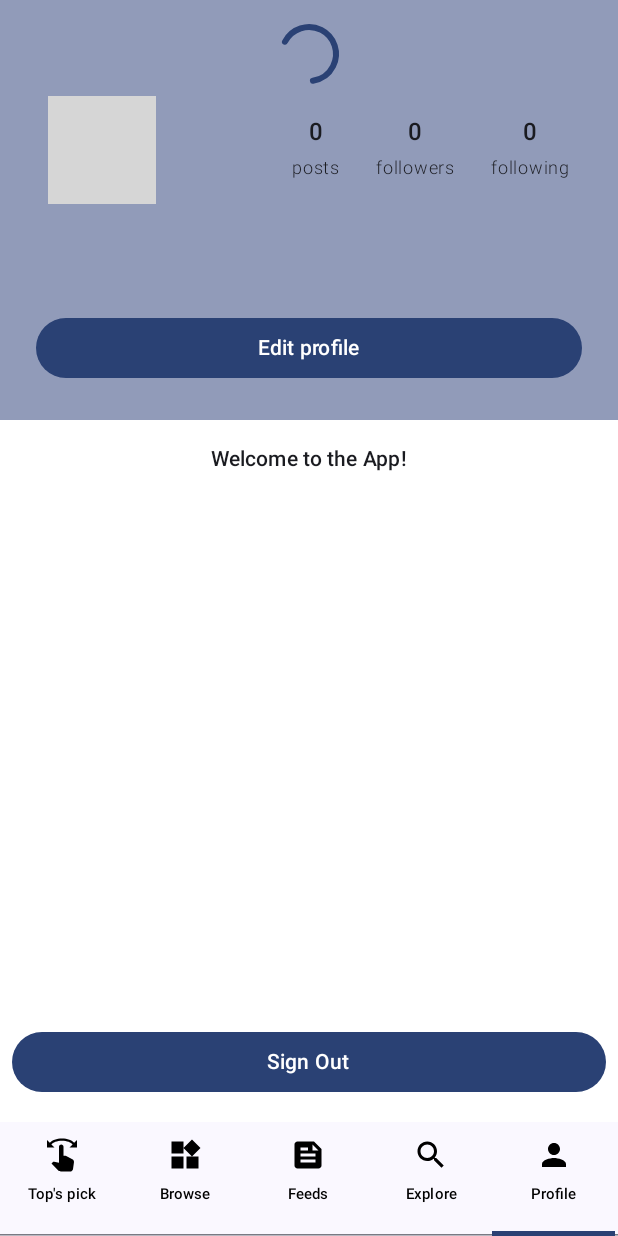
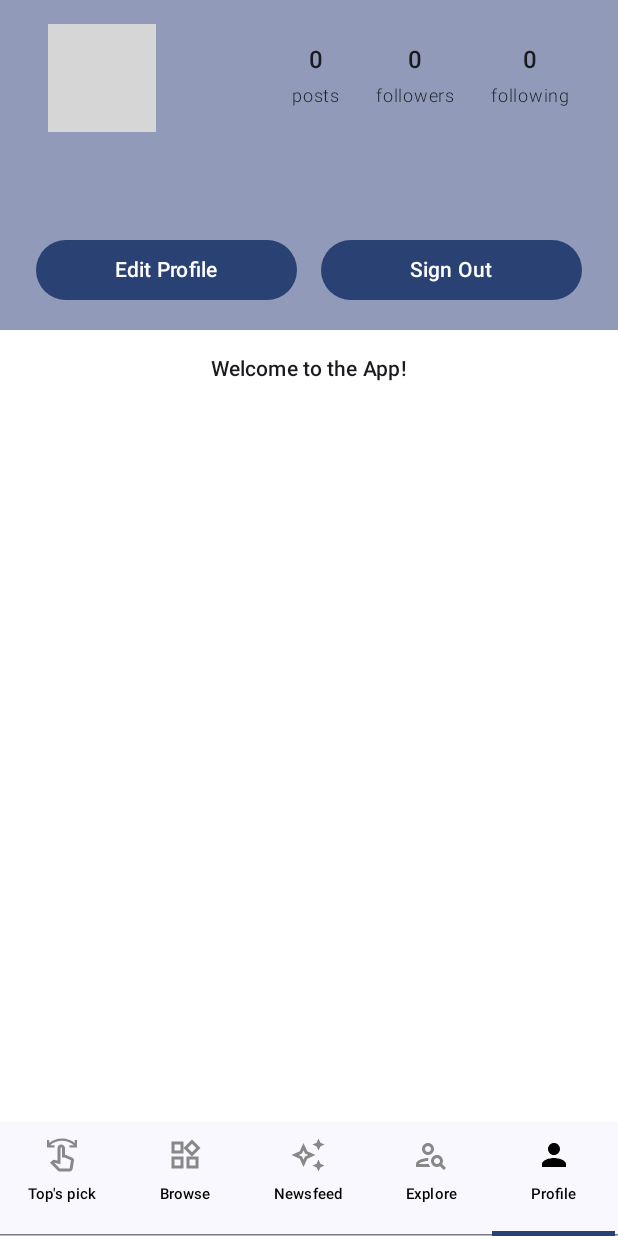
Before and after one commit to tdotbui/BeatBuddy, an Android app built with Jetpack Compose: the HomeScreen screen opened through its navigation route, item 5 of the bottom bar chosen, on a phone screen of 412 x 824 dp. Run offline under Robolectric (Android 15) with nearby library versions, the phone set to English and light mode, and no system bars; our stand-ins replace Dagger/Hilt's generated code, Firebase (no records; nobody signed in at launch, a user with empty details on screens opened directly), Room's generated code; pictures from the network do not load; grey boxes are pictures that could not be loaded.

Commit message:
Clean up the UI

```diff
--- a/app/src/main/java/edu/temple/beatbuddy/app/screen/HomeScreen.kt
+++ b/app/src/main/java/edu/temple/beatbuddy/app/screen/HomeScreen.kt
@@ -5,39 +5,37 @@ import androidx.compose.foundation.background
 import androidx.compose.foundation.layout.Arrangement
 import androidx.compose.foundation.layout.Box
 import androidx.compose.foundation.layout.Column
-import androidx.compose.foundation.layout.fillMaxHeight
 import androidx.compose.foundation.layout.fillMaxSize
-import androidx.compose.foundation.layout.height
-import androidx.compose.foundation.layout.offset
 import androidx.compose.foundation.layout.padding
 import androidx.compose.foundation.layout.size
 import androidx.compose.material.icons.Icons
+import androidx.compose.material.icons.automirrored.outlined.DirectionsWalk
+import androidx.compose.material.icons.filled.AutoAwesome
 import androidx.compose.material.icons.filled.Feed
 import androidx.compose.material.icons.filled.Person
+import androidx.compose.material.icons.filled.PersonSearch
 import androidx.compose.material.icons.filled.Search
 import androidx.compose.material.icons.filled.Swipe
 import androidx.compose.material.icons.filled.Widgets
-import androidx.compose.material3.BottomSheetScaffold
-import androidx.compose.material3.ExperimentalMaterial3Api
+import androidx.compose.material.icons.outlined.AutoAwesome
+import androidx.compose.material.icons.outlined.Person
+import androidx.compose.material.icons.outlined.PersonSearch
+import androidx.compose.material.icons.outlined.Swipe
+import androidx.compose.material.icons.outlined.Widgets
 import androidx.compose.material3.Icon
 import androidx.compose.material3.Scaffold
-import androidx.compose.material3.SheetValue
 import androidx.compose.material3.Tab
 import androidx.compose.material3.TabRow
 import androidx.compose.material3.Text
-import androidx.compose.material3.rememberBottomSheetScaffoldState
-import androidx.compose.material3.rememberStandardBottomSheetState
 import androidx.compose.runtime.*
 import androidx.compose.ui.Alignment
 import androidx.compose.ui.Modifier
 import androidx.compose.ui.graphics.Color
 import androidx.compose.ui.graphics.vector.ImageVector
 import androidx.compose.ui.platform.LocalContext
-import androidx.compose.ui.tooling.preview.Preview
 import androidx.compose.ui.unit.dp
 import androidx.compose.ui.unit.sp
 import androidx.hilt.navigation.compose.hiltViewModel
-import androidx.media3.exoplayer.ExoPlayer
 import edu.temple.beatbuddy.music_browse.screen.MusicBrowseScreen
 import edu.temple.beatbuddy.discover.screen.ProfileListScreen
 import edu.temple.beatbuddy.discover.view_model.ProfileViewModel
@@ -50,7 +48,6 @@ import edu.temple.beatbuddy.music_swipe.view_model.SwipeSongViewModel
 import edu.temple.beatbuddy.user_profile.view_model.CurrentUserProfileViewModel
 import edu.temple.beatbuddy.user_profile.screen.CurrentUserProfileScreen
 import edu.temple.beatbuddy.utils.Helpers
-import kotlinx.coroutines.launch
 
 @SuppressLint("CoroutineCreationDuringComposition")
 @Composable
@@ -74,11 +71,26 @@ fun HomeScreen(
     val currentSongList by remember { mutableStateOf(songViewModel.currentSongList) }
 
     val tabs = listOf(
-        TabItem(Icons.Default.Swipe, "Top's pick"),
-        TabItem(Icons.Default.Widgets, "Browse"),
-        TabItem(Icons.Default.Feed, "Feeds"),
-        TabItem(Icons.Default.Search, "Explore"),
-        TabItem(Icons.Default.Person, "Profile"),
+        TabItem(
+            selectedIcon = Icons.Default.Swipe,
+            unselectedIcon = Icons.Outlined.Swipe,
+            title = "Top's pick"),
+        TabItem(
+            selectedIcon = Icons.Default.Widgets,
+            unselectedIcon = Icons.Outlined.Widgets,
+            title = "Browse"),
+        TabItem(
+            selectedIcon = Icons.Default.AutoAwesome,
+            unselectedIcon = Icons.Outlined.AutoAwesome,
+            title = "Newsfeed"),
+        TabItem(
+            selectedIcon = Icons.Default.PersonSearch,
+            unselectedIcon = Icons.Outlined.PersonSearch,
+            title = "Explore"),
+        TabItem(
+            selectedIcon = Icons.Default.Person,
+            unselectedIcon = Icons.Outlined.Person,
+            title = "Profile"),
     )
 
     Scaffold(
@@ -101,10 +113,11 @@ fun HomeScreen(
                                 verticalArrangement = Arrangement.Center,
                             ) {
                                 Icon(
-                                    imageVector = item.icon,
-                                    contentDescription = "Swipe icon",
-                                    modifier = Modifier.size(24.dp),
-                                    tint = Color.Black
+                                    imageVector = if (selectedTabIndex == index) item.selectedIcon else item.unselectedIcon,
+                                    contentDescription = item.title,
+                                    modifier = Modifier
+                                        .size(24.dp),
+                                    tint = if (selectedTabIndex == index) Color.Black else Color.Gray
                                 )
                                 Text(
                                     text = item.title,
@@ -170,12 +183,7 @@ fun HomeScreen(
 }
 
 data class TabItem(
-    val icon: ImageVector,
+    val selectedIcon: ImageVector,
+    val unselectedIcon: ImageVector,
     val title: String
 )
-
-//@Preview(showBackground = true)
-//@Composable
-//fun HomeScreenPV() {
-//    HomeScreen(goToSignInScreen =  {})
-//}
--- a/app/src/main/java/edu/temple/beatbuddy/discover/screen/component/UserProfileStatsHeader.kt
+++ b/app/src/main/java/edu/temple/beatbuddy/discover/screen/component/UserProfileStatsHeader.kt
@@ -3,6 +3,7 @@ package edu.temple.beatbuddy.discover.screen.component
 import androidx.compose.foundation.layout.Arrangement
 import androidx.compose.foundation.layout.Column
 import androidx.compose.foundation.layout.Row
+import androidx.compose.foundation.layout.padding
 import androidx.compose.foundation.layout.wrapContentSize
 import androidx.compose.material3.Text
 import androidx.compose.runtime.Composable
@@ -18,7 +19,8 @@ fun UserProfileStatsHeader(
     user: User
 ) {
     Row(
-        modifier = Modifier.wrapContentSize(),
+        modifier = Modifier
+            .wrapContentSize(),
         horizontalArrangement = Arrangement.spacedBy(24.dp)
     ) {
         Column(
--- a/app/src/main/java/edu/temple/beatbuddy/music_swipe/screen/SwipeSongCardScreen.kt
+++ b/app/src/main/java/edu/temple/beatbuddy/music_swipe/screen/SwipeSongCardScreen.kt
@@ -63,6 +63,11 @@ fun SwipeSongCardScreen(
 ) {
     val posts by swipeSongViewModel.songPostState.collectAsState()
 
+    Column(
+        modifier = Modifier.fillMaxSize(),
+        verticalArrangement = Arrangement.Center,
+        horizontalAlignment = Alignment.CenterHorizontally
+    ) {
         if (posts.posts.isNotEmpty()) {
             SwipeableCard(
                 onDismiss = {
@@ -86,6 +91,7 @@ fun SwipeSongCardScreen(
                 text = "No Recommendations Yet",
                 fontSize = 24.sp
             )
+        }
     }
 }
 
--- a/app/src/main/java/edu/temple/beatbuddy/user_profile/screen/CurrentUserProfileScreen.kt
+++ b/app/src/main/java/edu/temple/beatbuddy/user_profile/screen/CurrentUserProfileScreen.kt
@@ -10,14 +10,20 @@ import androidx.compose.foundation.layout.Row
 import androidx.compose.foundation.layout.fillMaxHeight
 import androidx.compose.foundation.layout.fillMaxSize
 import androidx.compose.foundation.layout.fillMaxWidth
+import androidx.compose.foundation.layout.offset
 import androidx.compose.foundation.layout.padding
 import androidx.compose.foundation.layout.size
 import androidx.compose.foundation.layout.wrapContentHeight
+import androidx.compose.foundation.layout.wrapContentSize
 import androidx.compose.foundation.shape.CircleShape
 import androidx.compose.foundation.shape.RoundedCornerShape
+import androidx.compose.material.icons.Icons
+import androidx.compose.material.icons.filled.MoreHoriz
+import androidx.compose.material.icons.filled.MoreVert
 import androidx.compose.material3.Button
 import androidx.compose.material3.ButtonDefaults
 import androidx.compose.material3.CircularProgressIndicator
+import androidx.compose.material3.Icon
 import androidx.compose.material3.MaterialTheme
 import androidx.compose.material3.Text
 import androidx.compose.runtime.Composable
@@ -64,15 +70,16 @@ fun CurrentUserProfileScreen(
             horizontalAlignment = Alignment.CenterHorizontally,
             verticalArrangement = Arrangement.spacedBy(8.dp)
         ) {
-            if (currentUserProfileViewModel.userState.value.isLoading) {
-                CircularProgressIndicator()
-            }
-
             if (!isEditing) {
                 UserProfileHeader(
                     user = currentUser,
                     edit = {
                         isEditing = true
+                    },
+                    signOut = {
+                        songViewModel.releasePlayer()
+                        currentUserProfileViewModel.signOut()
+                        onSignOut()
                     }
                 )
             } else {
@@ -86,7 +93,7 @@ fun CurrentUserProfileScreen(
 
         Column(
             modifier = Modifier
-                .fillMaxHeight()
+                .fillMaxSize()
                 .background(Color.White),
             verticalArrangement = Arrangement.SpaceBetween,
             horizontalAlignment = Alignment.CenterHorizontally
@@ -96,19 +103,6 @@ fun CurrentUserProfileScreen(
                 modifier = Modifier.padding(vertical = 16.dp, horizontal = 16.dp),
                 style = MaterialTheme.typography.titleSmall
             )
-
-            Button(
-                onClick = {
-                    songViewModel.releasePlayer()
-                    currentUserProfileViewModel.signOut()
-                    onSignOut()
-                },
-                modifier = Modifier
-                    .fillMaxWidth()
-                    .padding(vertical = 16.dp, horizontal = 8.dp)
-            ) {
-                Text(text = "Sign Out")
-            }
         }
     }
 }
--- a/app/src/main/java/edu/temple/beatbuddy/user_profile/screen/component/UserProfileHeader.kt
+++ b/app/src/main/java/edu/temple/beatbuddy/user_profile/screen/component/UserProfileHeader.kt
@@ -2,6 +2,7 @@ package edu.temple.beatbuddy.user_profile.screen.component
 
 import androidx.compose.foundation.Image
 import androidx.compose.foundation.background
+import androidx.compose.foundation.border
 import androidx.compose.foundation.layout.Arrangement
 import androidx.compose.foundation.layout.Box
 import androidx.compose.foundation.layout.Column
@@ -34,8 +35,10 @@ import edu.temple.beatbuddy.utils.ImageSize
 @Composable
 fun UserProfileHeader(
     user: User,
-    edit: () -> Unit
+    edit: () -> Unit,
+    signOut: () -> Unit
 ) {
+    Column {
         Row(
             modifier = Modifier
                 .fillMaxWidth()
@@ -56,7 +59,8 @@ fun UserProfileHeader(
                         modifier = Modifier
                             .size(ImageSize.large)
                             .clip(CircleShape)
-                        .background(color = Color.LightGray),
+                            .background(color = Color.LightGray)
+                            .border(width = 0.5.dp, color = Color.White, shape = CircleShape),
                         contentAlignment = Alignment.Center
                     ) {
                         if (user.profileImage != "") {
@@ -102,17 +106,38 @@ fun UserProfileHeader(
             }
         }
 
+        Row(
+            modifier = Modifier.fillMaxWidth()
+        ) {
             Button(
                 onClick = edit,
                 modifier = Modifier
-            .fillMaxWidth()
+                    .fillMaxWidth(0.5f)
                     .clip(RoundedCornerShape(12.dp))
-            .padding(8.dp),
+                    .padding(horizontal = 8.dp)
+                    .padding(top = 12.dp),
                 colors = ButtonDefaults.buttonColors(
                     containerColor = MaterialTheme.colorScheme.primary,
                     contentColor = MaterialTheme.colorScheme.onPrimary
                 )
             ) {
-        Text(text = "Edit profile")
+                Text(text = "Edit Profile")
+            }
+
+            Button(
+                onClick = signOut,
+                modifier = Modifier
+                    .fillMaxWidth()
+                    .clip(RoundedCornerShape(12.dp))
+                    .padding(horizontal = 8.dp)
+                    .padding(top = 12.dp),
+                colors = ButtonDefaults.buttonColors(
+                    containerColor = MaterialTheme.colorScheme.primary,
+                    contentColor = MaterialTheme.colorScheme.onPrimary
+                )
+            ) {
+                Text(text = "Sign Out")
             }
         }
+    }
+}
```
Also changed, not shown: app/src/main/java/edu/temple/beatbuddy/discover/screen/UserProfileScreen.kt (+57 -16 lines). Lines whose indentation alone changed are shown as unchanged.
